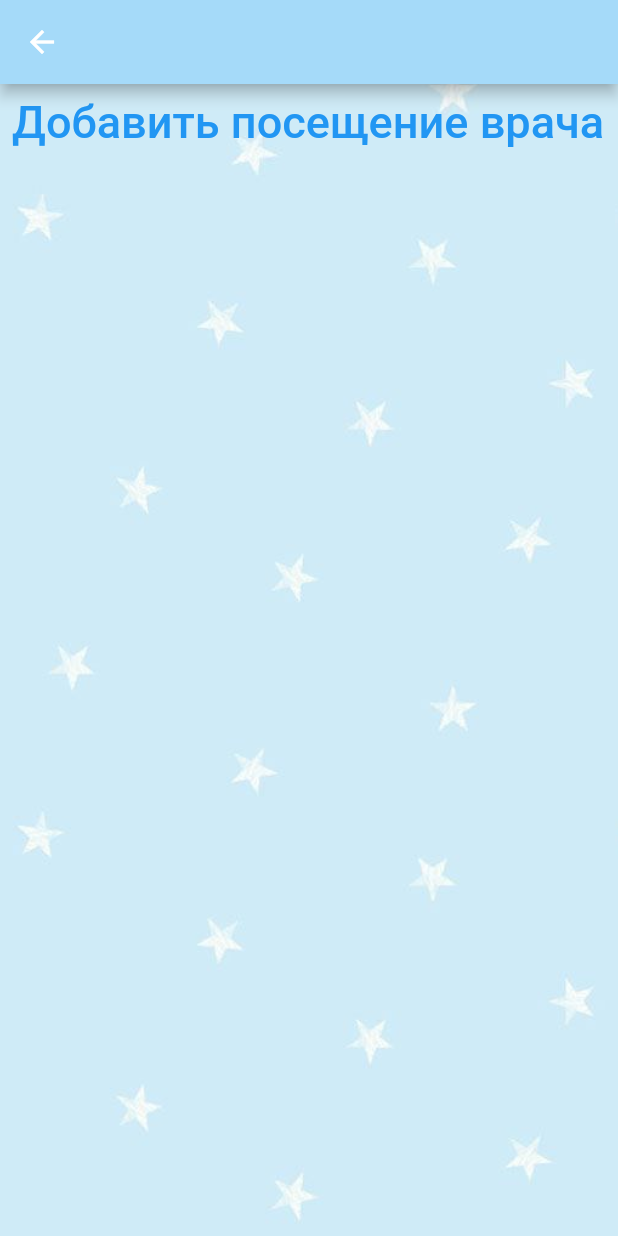
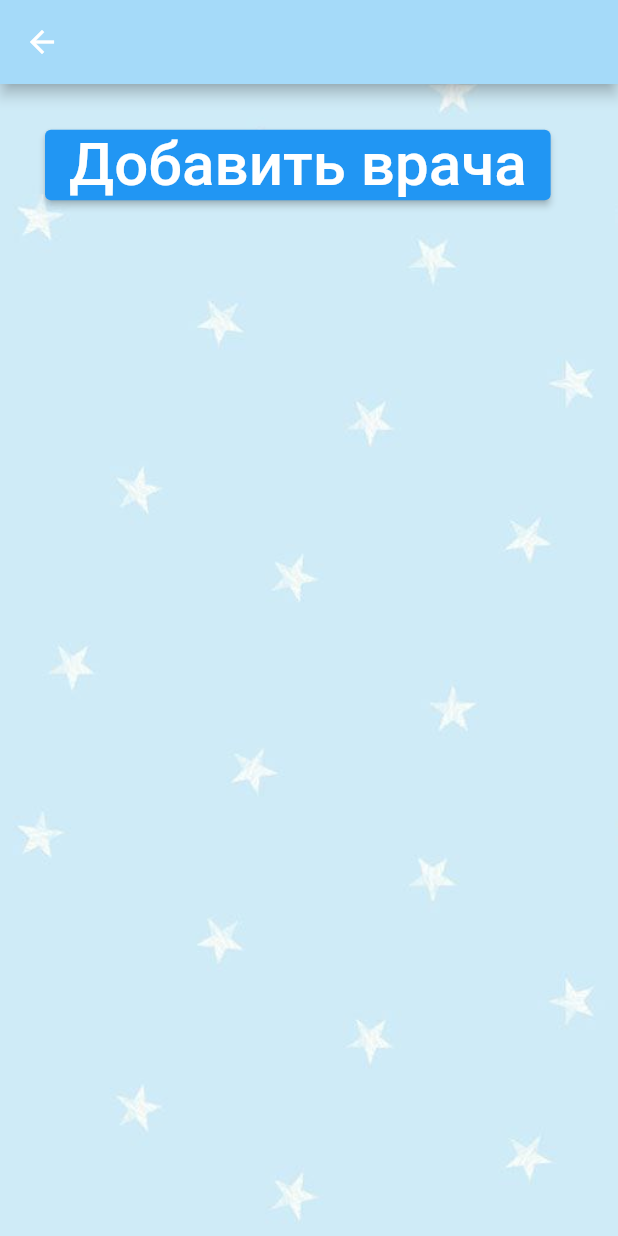
Before and after one commit to TagaevaMaria/diary_baby, a Flutter app: the ScreenDoctors screen opened by its route, on a phone screen of 412 x 824 dp. Run offline on Flutter 3.47's test engine with Material 2 defaults, Android fonts, the phone set to English and light mode, and no system bars; our stand-ins replace table_calendar.

Commit message:
[add] textButton, навигация на screnn_doctors

```diff
--- a/lib/main_screen/screen_doctors.dart
+++ b/lib/main_screen/screen_doctors.dart
@@ -10,18 +10,48 @@ class ScreenDoctors extends StatefulWidget {
 }
 
 class _ScreenDoctorsState extends State<ScreenDoctors> {
+  TextEditingController _eventController = TextEditingController();
+
+  ///контрол для ввода текста
+  void dispose() {
+    _eventController.dispose();
+    super.dispose();
+  }
+
   @override
   Widget build(BuildContext context) {
     return Scaffold(
-        backgroundColor: Colors.transparent,
-        appBar: AppBar(backgroundColor: const Color.fromRGBO(165, 218, 249, 1)),
-        body: TextButton(
-          onPressed: () {},
+      backgroundColor: Colors.transparent,
+      appBar: AppBar(backgroundColor: Color.fromRGBO(165, 218, 249, 1)),
+      body: Padding(
+        padding: const EdgeInsets.all(30.0),
+        child: ElevatedButton(
+          onPressed: () => showDialog(
+            context: context,
+            builder: (context) => AlertDialog(
+              title: Text('Информация о приеме'),
+              content: TextFormField(
+                controller: _eventController,
+              ),
+              actions: [
+                TextButton(
+                  child: Text('ок'),
+                  onPressed: () {
+                    (_eventController.text.isEmpty);
+                    Navigator.pop(context);
+                  },
+
+                  ///закрытие маршрута
+                ),
+              ],
+            ),
+          ),
           child: const Text(
-            'Добавить посещение врача',
-            style: TextStyle(fontSize: 30),
+            'Добавить врача',
+            style: TextStyle(fontSize: 40),
           ),
-          style: ButtonStyle(),
-        ));
+        ),
+      ),
+    );
   }
 }
```
